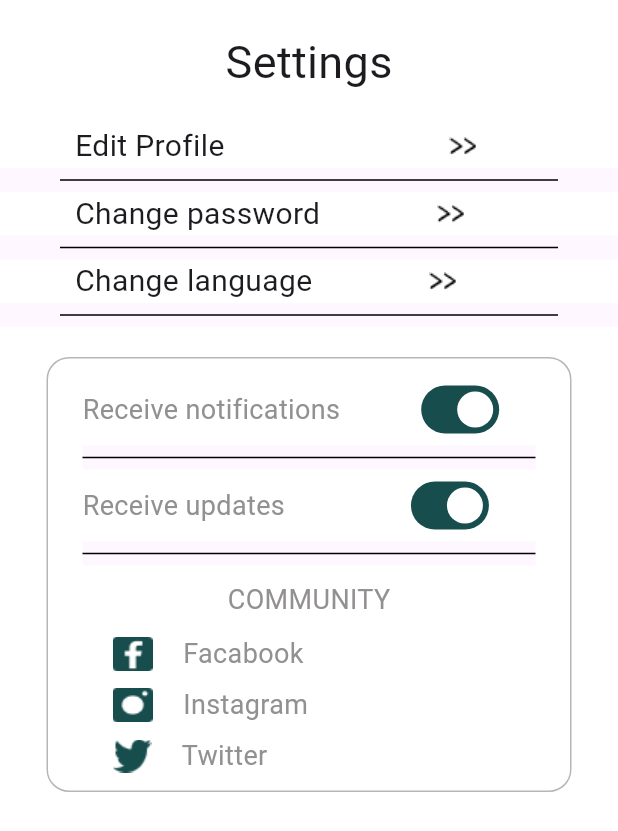
After one commit to Manny-Munoz/gibu, a Flutter app: the SettingsPage screen opened directly, on a phone screen of 412 x 824 dp. The commit adds this screen. Shown: the top 831 px of the screen. Run offline on Flutter 3.47's test engine with Material 3 defaults, Android fonts, the phone set to English and light mode, and no system bars.

Commit message:
Refactor CompleteDivider, add SwitchButton components and settings page.

```diff
--- a/lib/components/complete_divider.dart
+++ b/lib/components/complete_divider.dart
@@ -1,19 +1,21 @@
 import 'package:flutter/material.dart';
 
 class CompleteDivider extends StatelessWidget {
-  const CompleteDivider({super.key});
+  final double startSpace;
+  final double endSpace;
+  const CompleteDivider({super.key, this.startSpace = 40, this.endSpace = 40});
 
   @override
-  Widget build(BuildContext context){
-    return const Material(
-        child: Column(
-          children:[
-            Divider(
-              thickness: 1,
-              color: Colors.black,
-              indent: 40,
-              endIndent: 40,
-        )]
-            ),
-      );
-  }}
+  Widget build(BuildContext context) {
+    return Material(
+      child: Column(children: [
+        Divider(
+          thickness: 1,
+          color: Colors.black,
+          indent: startSpace,
+          endIndent: endSpace,
+        )
+      ]),
+    );
+  }
+}
--- /dev/null
+++ b/lib/components/switch_button.dart
@@ -0,0 +1,50 @@
+import 'package:flutter/material.dart';
+
+class SwitchButton extends StatefulWidget {
+  const SwitchButton({super.key});
+
+  @override
+  State<SwitchButton> createState() => _SwitchButtonState();
+}
+
+class _SwitchButtonState extends State<SwitchButton> {
+  bool light = true;
+
+  @override
+  Widget build(BuildContext context) {
+    final MaterialStateProperty<Color?> trackColor =
+        MaterialStateProperty.resolveWith<Color?>(
+      (Set<MaterialState> states) {
+        if (states.contains(MaterialState.selected)) {
+          return const Color.fromARGB(255, 23, 77, 77);
+        }
+        return null;
+      },
+    );
+    final MaterialStateProperty<Color?> overlayColor =
+        MaterialStateProperty.resolveWith<Color?>(
+      (Set<MaterialState> states) {
+        if (states.contains(MaterialState.selected)) {
+          return const Color.fromARGB(255, 23, 77, 77).withOpacity(0.54);
+        }
+        if (states.contains(MaterialState.disabled)) {
+          return Colors.grey.shade400;
+        }
+        return null;
+      },
+    );
+
+    return Switch(
+      value: light,
+      overlayColor: overlayColor,
+      trackColor: trackColor,
+      thumbColor: const MaterialStatePropertyAll<Color>(
+          Color.fromARGB(255, 255, 255, 255)),
+      onChanged: (bool value) {
+        setState(() {
+          light = value;
+        });
+      },
+    );
+  }
+}
--- /dev/null
+++ b/lib/pages/settings_page.dart
@@ -0,0 +1,142 @@
+import 'package:flutter/material.dart';
+import 'package:gibu/components/complete_divider.dart';
+import 'package:gibu/components/switch_button.dart';
+
+class SettingsPage extends StatelessWidget {
+  const SettingsPage({super.key});
+
+  @override
+  Widget build(BuildContext context) {
+    return Scaffold(
+        backgroundColor: Colors.white,
+        body: SafeArea(
+          child: Center(
+              child: Column(children: [
+            const SizedBox(height: 20),
+            const Text("Settings", style: TextStyle(fontSize: 30)),
+            const SizedBox(height: 20),
+            Row(
+              children: [
+                const SizedBox(width: 50),
+                const Text("Edit Profile", style: TextStyle(fontSize: 20)),
+                const SizedBox(width: 150),
+                Image.asset("lib/images/angle brackets.png"),
+                const SizedBox(height: 10),
+              ],
+            ),
+            const CompleteDivider(),
+            Row(
+              children: [
+                const SizedBox(width: 50),
+                const Text("Change password", style: TextStyle(fontSize: 20)),
+                const SizedBox(width: 78),
+                Image.asset("lib/images/angle brackets.png"),
+                const SizedBox(height: 10),
+              ],
+            ),
+            const CompleteDivider(),
+            Row(
+              children: [
+                const SizedBox(width: 50),
+                const Text("Change language", style: TextStyle(fontSize: 20)),
+                const SizedBox(width: 78),
+                Image.asset("lib/images/angle brackets.png"),
+              ],
+            ),
+            const CompleteDivider(),
+            const SizedBox(height: 20),
+            Container(
+              width: 350,
+              decoration: BoxDecoration(
+                border: Border.all(
+                    color: const Color.fromARGB(255, 182, 182, 182), width: 1),
+                borderRadius: BorderRadius.circular(15),
+                color: Colors.white,
+              ),
+              child: Padding(
+                  padding: const EdgeInsets.symmetric(
+                      horizontal: 23.0, vertical: 10.0),
+                  child: Column(
+                    children: [
+                      const Row(
+                        children: [
+                          Text(
+                            "Receive notifications",
+                            style: TextStyle(
+                                color: Color.fromARGB(255, 146, 144, 144),
+                                fontSize: 18),
+                          ),
+                          SizedBox(width: 50),
+                          SwitchButton(),
+                        ],
+                      ),
+                      const CompleteDivider(
+                        startSpace: 0,
+                        endSpace: 0,
+                      ),
+                      const Row(children: [
+                        Text(
+                          "Receive updates",
+                          style: TextStyle(
+                              color: Color.fromARGB(255, 146, 144, 144),
+                              fontSize: 18),
+                        ),
+                        SizedBox(width: 80),
+                        SwitchButton(),
+                      ]),
+                      const CompleteDivider(
+                        startSpace: 0,
+                        endSpace: 0,
+                      ),
+                      const SizedBox(height: 10),
+                      const Text(
+                        "COMMUNITY",
+                        style: TextStyle(
+                            color: Color.fromARGB(255, 146, 144, 144),
+                            fontSize: 18),
+                      ),
+                      const SizedBox(height: 10),
+                      Row(
+                        children: [
+                          const SizedBox(width: 20),
+                          Image.asset("lib/images/minimal_facebook.png"),
+                          const SizedBox(width: 20),
+                          const Text(
+                            "Facabook",
+                            style: TextStyle(
+                                color: Color.fromARGB(255, 146, 144, 144),
+                                fontSize: 18),
+                          ),
+                        ],
+                      ),
+                      const SizedBox(height: 8),
+                      Row(
+                        children: [
+                          const SizedBox(width: 20),
+                          Image.asset("lib/images/instagram.png"),
+                          const SizedBox(width: 20),
+                          const Text("Instagram",
+                              style: TextStyle(
+                                  color: Color.fromARGB(255, 146, 144, 144),
+                                  fontSize: 18)),
+                        ],
+                      ),
+                      const SizedBox(height: 8),
+                      Row(
+                        children: [
+                          const SizedBox(width: 20),
+                          Image.asset("lib/images/twitter.png"),
+                          const SizedBox(width: 20),
+                          const Text("Twitter",
+                              style: TextStyle(
+                                  color: Color.fromARGB(255, 146, 144, 144),
+                                  fontSize: 18)),
+                        ],
+                      ),
+                    ],
+                  )),
+            ),
+          ])),
+        ));
+  }
+}
```
Also changed, not shown: lib/images/angle brackets.png (added), lib/images/instagram.png (added), lib/images/minimal_facebook.png (added), lib/images/twitter.png (added).
